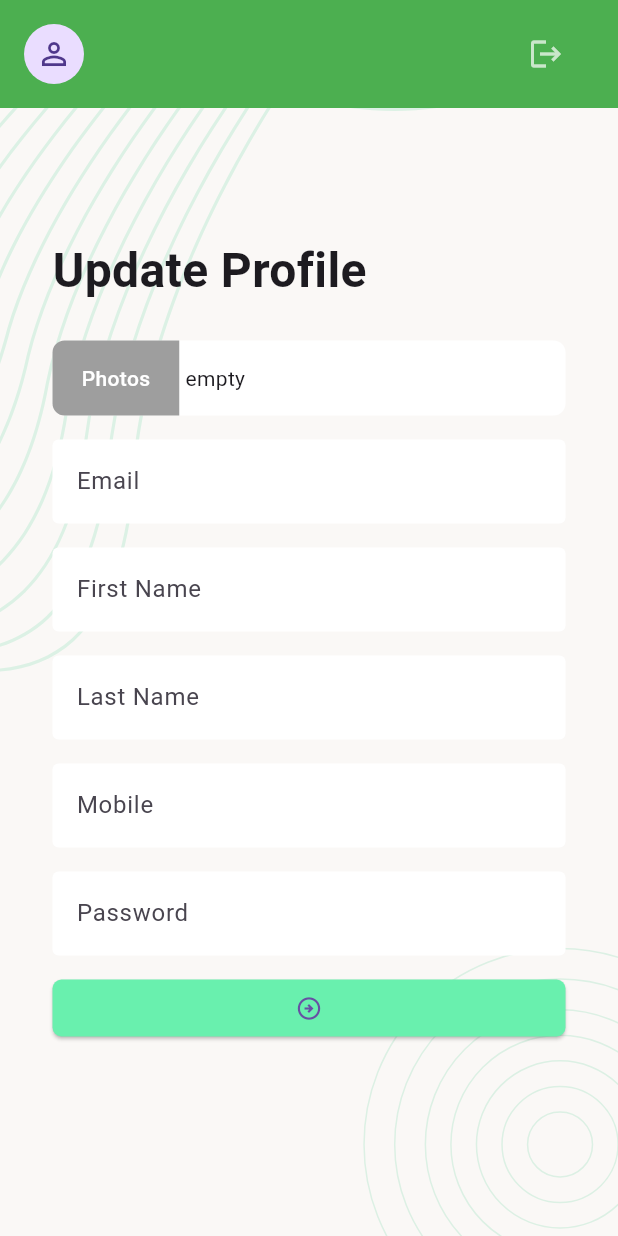
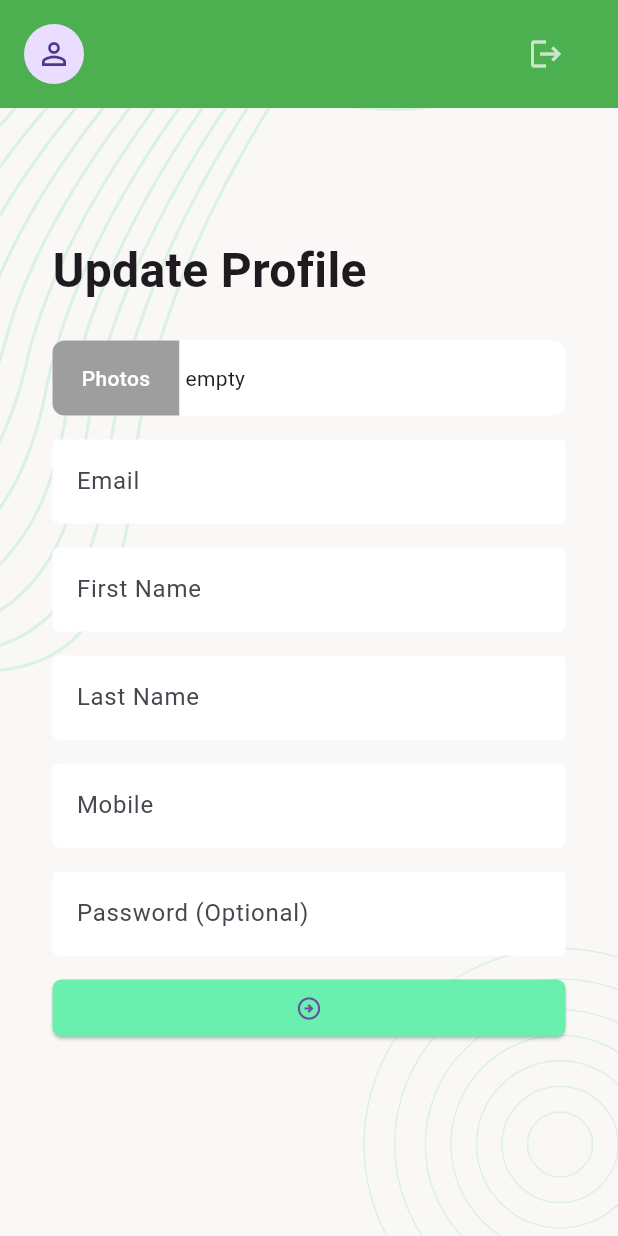
Before and after one commit to Ahmad61-6/Task_Manager_App, a Flutter app: the EditProfileScreen screen opened directly, on a phone screen of 412 x 824 dp. Run offline on Flutter 3.47's test engine with Material 3 defaults, Android fonts, the phone set to English and light mode, and no system bars; our stand-ins replace flutter_svg, pin_code_fields, shared_preferences; accounts and stored records are empty.

Commit message:
Update profile screen full done.!!!

```diff
--- a/lib/data.network_caller/utility/urls.dart
+++ b/lib/data.network_caller/utility/urls.dart
@@ -13,4 +13,5 @@ class Urls {
   static const String getTaskStatusCount = '$_baseUrl/taskStatusCount';
   static String updateTaskStatus(String taskId, String status) =>
       '$_baseUrl/updateTaskStatus/$taskId/$status';
+  static const String updateProfile = '$_baseUrl/profileUpdate';
 }
--- a/lib/ui/screens/edit_profile_screen.dart
+++ b/lib/ui/screens/edit_profile_screen.dart
@@ -1,7 +1,14 @@
 import 'package:flutter/material.dart';
+import 'package:task_manager_app/data.network_caller/models/user_model.dart';
+import 'package:task_manager_app/data.network_caller/network_caller.dart';
+import 'package:task_manager_app/data.network_caller/network_response.dart';
 import 'package:task_manager_app/style.dart';
+import 'package:task_manager_app/ui/contollers/auth_controller.dart';
 import 'package:task_manager_app/ui/widgets/body_background.dart';
 import 'package:task_manager_app/ui/widgets/profile_summery_card.dart';
+import 'package:task_manager_app/ui/widgets/snack_massage.dart';
+
+import '../../data.network_caller/utility/urls.dart';
 
 class EditProfileScreen extends StatefulWidget {
   const EditProfileScreen({super.key});
@@ -11,6 +18,25 @@ class EditProfileScreen extends StatefulWidget {
 }
 
 class _EditProfileScreenState extends State<EditProfileScreen> {
+  final TextEditingController _emailTEController = TextEditingController();
+  final TextEditingController _firstNameTEController = TextEditingController();
+  final TextEditingController _lastNameTEController = TextEditingController();
+  final TextEditingController _numberTEController = TextEditingController();
+  final TextEditingController _passwordTEController = TextEditingController();
+  final GlobalKey<FormState> _formKey = GlobalKey<FormState>();
+
+  bool _updateProfileInProgress = false;
+
+  @override
+  void initState() {
+    // TODO: implement initState
+    super.initState();
+    _emailTEController.text = AuthController.user?.email ?? '';
+    _firstNameTEController.text = AuthController.user?.firstName ?? '';
+    _lastNameTEController.text = AuthController.user?.lastName ?? '';
+    _numberTEController.text = AuthController.user?.mobile ?? '';
+  }
+
   @override
   Widget build(BuildContext context) {
     return Scaffold(
@@ -25,6 +51,8 @@ class _EditProfileScreenState extends State<EditProfileScreen> {
               child: Padding(
                 padding: const EdgeInsets.all(35.0),
                 child: SingleChildScrollView(
+                  child: Form(
+                    key: _formKey,
                     child: Column(
                       crossAxisAlignment: CrossAxisAlignment.start,
                       children: [
@@ -74,36 +102,65 @@ class _EditProfileScreenState extends State<EditProfileScreen> {
                           height: 16,
                         ),
                         TextFormField(
+                          controller: _emailTEController,
                           keyboardType: TextInputType.emailAddress,
                           decoration: textFormFieldDecoration("Email"),
+                          validator: (String? value) {
+                            if (value?.trim().isEmpty ?? true) {
+                              return 'Please enter the Email';
+                            }
+                            return null;
+                          },
                         ),
                         const SizedBox(
                           height: 16,
                         ),
                         TextFormField(
+                          controller: _firstNameTEController,
                           keyboardType: TextInputType.emailAddress,
                           decoration: textFormFieldDecoration("First Name"),
+                          validator: (String? value) {
+                            if (value?.trim().isEmpty ?? true) {
+                              return 'First name is not entered!';
+                            }
+                            return null;
+                          },
                         ),
                         const SizedBox(
                           height: 16,
                         ),
                         TextFormField(
+                          controller: _lastNameTEController,
                           keyboardType: TextInputType.phone,
                           decoration: textFormFieldDecoration("Last Name"),
+                          validator: (String? value) {
+                            if (value?.trim().isEmpty ?? true) {
+                              return 'Last name is not entered!';
+                            }
+                            return null;
+                          },
                         ),
                         const SizedBox(
                           height: 16,
                         ),
                         TextFormField(
-                        obscureText: true,
+                          controller: _numberTEController,
                           decoration: textFormFieldDecoration("Mobile"),
+                          validator: (String? value) {
+                            if (value?.trim().isEmpty ?? true) {
+                              return 'Mobile number is not entered!';
+                            }
+                            return null;
+                          },
                         ),
                         const SizedBox(
                           height: 16,
                         ),
                         TextFormField(
+                          controller: _passwordTEController,
                           obscureText: true,
-                        decoration: textFormFieldDecoration("Password"),
+                          decoration:
+                              textFormFieldDecoration("Password (Optional)"),
                         ),
                         const SizedBox(
                           height: 16,
@@ -111,13 +168,20 @@ class _EditProfileScreenState extends State<EditProfileScreen> {
                         SizedBox(
                           width: double.infinity,
                           height: 38,
+                          child: Visibility(
+                            visible: _updateProfileInProgress == false,
+                            replacement: const Center(
+                              child: CircularProgressIndicator(),
+                            ),
                             child: ElevatedButton(
                                 style: appButtonStyle(),
-                            onPressed: () {},
-                            child:
-                                const Icon(Icons.arrow_circle_right_outlined)),
+                                onPressed: updateProfile,
+                                child: const Icon(
+                                    Icons.arrow_circle_right_outlined)),
+                          ),
                         ),
                       ],
+                    ),
                   ),
                 ),
               ),
@@ -127,4 +191,54 @@ class _EditProfileScreenState extends State<EditProfileScreen> {
       ),
     );
   }
+
+  Future<void> updateProfile() async {
+    if (_formKey.currentState!.validate()) {
+      _updateProfileInProgress = true;
+      if (mounted) {
+        setState(() {});
       }
+      Map<String, dynamic> inputData = {
+        "email": _emailTEController.text.trim(),
+        "firstName": _firstNameTEController.text.trim(),
+        "lastName": _lastNameTEController.text.trim(),
+        "mobile": _numberTEController.text.trim(),
+        "photo": ""
+      };
+      if (_passwordTEController.text.isNotEmpty) {
+        inputData['password'] = _passwordTEController.text;
+      }
+      final NetworkResponse response = await NetworkCaller()
+          .postRequest(Urls.updateProfile, body: inputData);
+      _updateProfileInProgress = false;
+      if (mounted) {
+        setState(() {});
+      }
+      if (response.isSuccess) {
+        AuthController.updateUserInformation(UserModel(
+          email: _emailTEController.text.trim(),
+          firstName: _firstNameTEController.text.trim(),
+          lastName: _lastNameTEController.text.trim(),
+          mobile: _numberTEController.text.trim(),
+        ));
+        if (mounted) {
+          showSnackMessage(context, 'Profile Updated Successfully!');
+        }
+      } else {
+        if (mounted) {
+          showSnackMessage(
+              context, 'Profile Update Unsuccessful! Please try again!');
+        }
+      }
+    }
+  }
+
+  @override
+  void dispose() {
+    _emailTEController.dispose();
+    _firstNameTEController.dispose();
+    _lastNameTEController.dispose();
+    _numberTEController.dispose();
+    super.dispose();
+  }
+}
--- a/lib/ui/widgets/profile_summery_card.dart
+++ b/lib/ui/widgets/profile_summery_card.dart
@@ -33,14 +33,20 @@ class _ProfileSummeryCardState extends State<ProfileSummeryCard> {
       leading: const CircleAvatar(
         child: Icon(Icons.person_outline),
       ),
-      title: Text(
-        AuthController.user?.firstName ?? '',
-        style:
-            const TextStyle(color: Colors.white, fontWeight: FontWeight.bold),
+      title: ValueListenableBuilder<String?>(
+        valueListenable: AuthController.firstNameNotifier,
+        builder: (_, firstName, __) => Text(
+          firstName ?? '',
+          style:
+              const TextStyle(color: Colors.white, fontWeight: FontWeight.bold),
+        ),
       ),
-      subtitle: Text(
-        AuthController.user?.email ?? '',
-        style: const TextStyle(color: Colors.white),
+      subtitle: ValueListenableBuilder<String?>(
+        valueListenable: AuthController.emailNotifier,
+        builder: (_, email, __) => Text(
+          email ?? '',
+          style: const TextStyle(color: Colors.white),
+        ),
       ),
       trailing: IconButton(
         onPressed: () async {
```
Also changed, not shown: lib/ui/contollers/auth_controller.dart (+14 -0 lines). Lines whose indentation alone changed are shown as unchanged.
